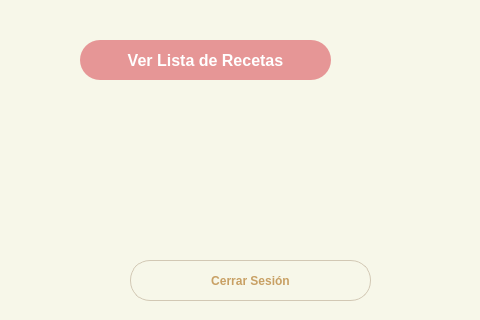
Before: the Qt Designer form pagina_principal_admin.ui in avilalem/ProyectoFinal, drawn with Qt 5; both pictures show x 140 to 620 and y 280 to 600 of the 800 by 600 pixel window.
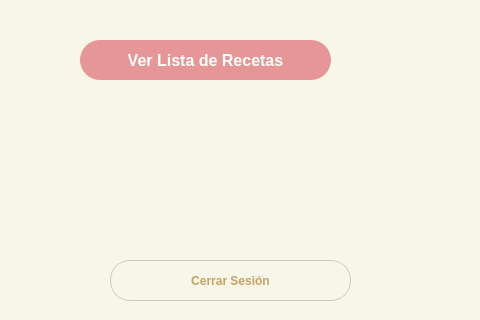
After: the same form once the commit is applied. Icons and pictures are not drawn.

```diff
--- a/pagina_principal_admin.ui
+++ b/pagina_principal_admin.ui
@@ -757,7 +757,7 @@
          <widget class="QPushButton" name="botonCerrarS">
           <property name="geometry">
            <rect>
-            <x>270</x>
+            <x>250</x>
             <y>0</y>
             <width>241</width>
             <height>41</height>
```
